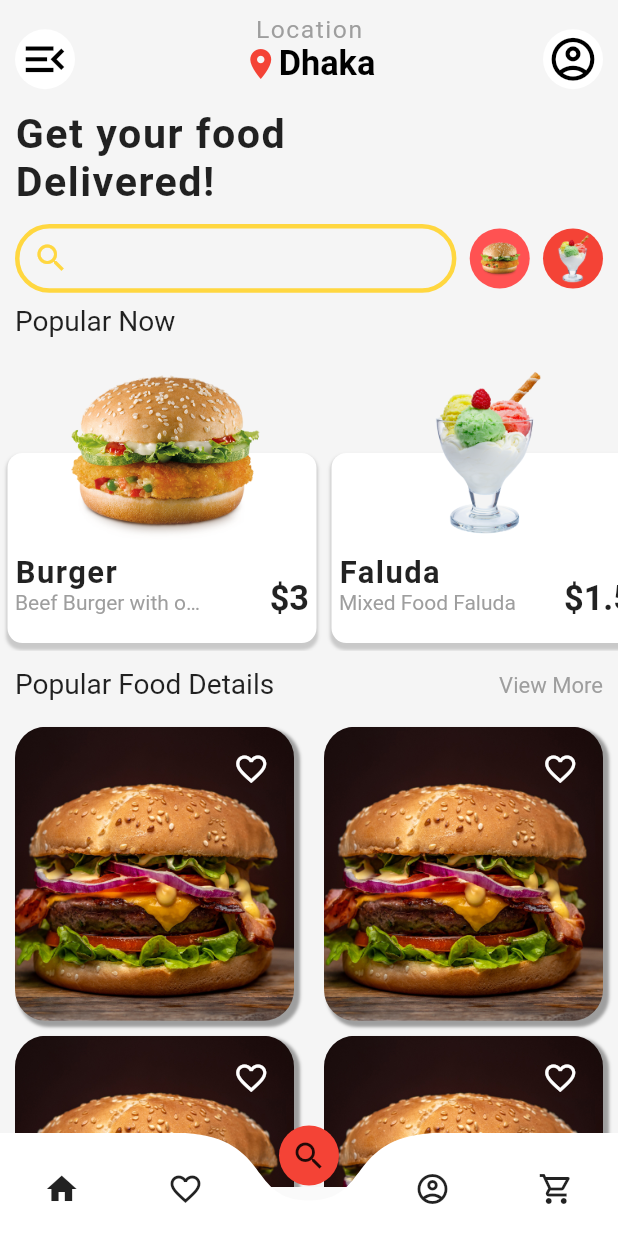
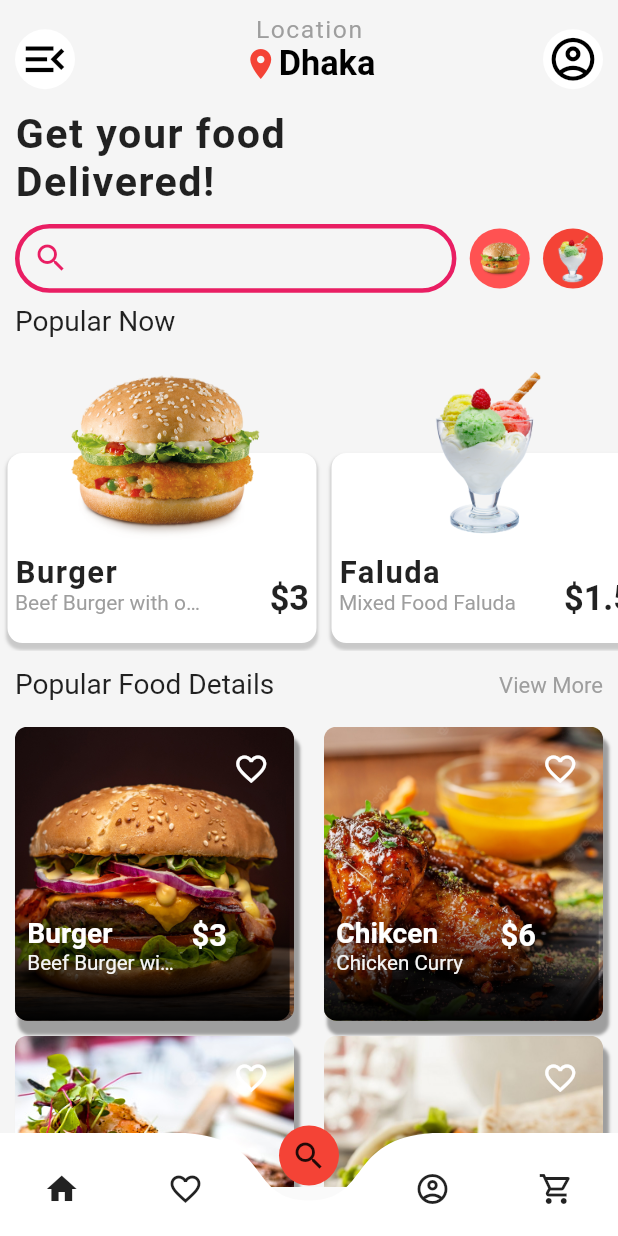
Before and after one commit to ridoy227/food_app, a Flutter app: the screen it shows after launch, after a tap on "Get Started", on a phone screen of 412 x 824 dp. Run offline on Flutter 3.47's test engine with Material 2 defaults, Android fonts, the phone set to English and light mode, and no system bars; drawn by our look-alikes of curved_navigation_bar; our stand-ins replace get; Roboto replaces fonts that are missing (dashboard).

Commit message:
UI udated

```diff
--- a/lib/controllers/searchpage_controller.dart
+++ b/lib/controllers/searchpage_controller.dart
@@ -9,6 +9,13 @@ class SearchPageController extends GetxController{
     PopularItems(AssetsLink().pastaicon, 'Pasta', 'Maxican Pasta', '6', '4.5'),
     PopularItems(AssetsLink().pizzaicon, 'Slice Pizza', 'Vagitable Pizza ', '1.8', '4.5'),
   ];
+  final List<PopularItems> popularfooddetails = [
+    PopularItems(AssetsLink().burgerimage, 'Burger', 'Beef Burger with onion', '3', '4.5'),
+    PopularItems(AssetsLink().chickenimage, 'Chikcen', 'Chicken Curry', '6', '4.5'),
+    PopularItems(AssetsLink().srimpimage, 'Srimp', 'Srimp Items', '1.8', '4.5'),
+    PopularItems(AssetsLink().swarmaimage, 'Swarma', 'Chicken Swarma with vagitable', '3', '4.5')
+  ];
+
 
 
 
--- a/lib/views/widgets/popular_Items_screen.dart
+++ b/lib/views/widgets/popular_Items_screen.dart
@@ -1,4 +1,5 @@
 import 'package:flutter/material.dart';
+import 'package:food_app/views/pages/item_details_page.dart';
 import 'package:get/get.dart';
 
 import '../../controllers/searchpage_controller.dart';
@@ -16,7 +17,22 @@ class PopularItemsScreen extends StatelessWidget {
         scrollDirection: Axis.horizontal,
         itemCount: _searchPageController.popularitems.length,
         itemBuilder: ((context, index) {
-          return Padding(
+          return InkWell(
+             onTap: (){
+              final myist = [
+              _searchPageController.popularitems[index].title,
+              _searchPageController.popularitems[index].description,
+              _searchPageController.popularitems[index].imglink,
+              _searchPageController.popularitems[index].price,
+              _searchPageController.popularitems[index].ranking
+
+               ];
+
+
+                    Get.to( ItemDetails(), arguments: myist);
+
+                  },
+            child: Padding(
               padding: const EdgeInsets.all(5),
               child: Stack(
                 children: [
@@ -101,13 +117,17 @@ class PopularItemsScreen extends StatelessWidget {
 
 
 
+                      child: Hero(
+                        tag: _searchPageController.popularitems[index].imglink,
                         child: Image.asset(_searchPageController.popularitems[index].imglink,
                         fit: BoxFit.fitHeight,
+                        ),
                       ),
                     )
                     )
 
                 ],
+              ),
             ),
           );
         })
--- a/lib/views/widgets/popular_food_details.dart
+++ b/lib/views/widgets/popular_food_details.dart
@@ -11,9 +11,12 @@ class PopularFoodDetailsGrid extends StatelessWidget {
   @override
   Widget build(BuildContext context) {
     return Container(
+
+
+
       height: Get.height,
       child: GridView.builder(
-                        itemCount: _searchPageController.popularitems.length,
+                        itemCount: _searchPageController.popularfooddetails.length,
                         gridDelegate: const SliverGridDelegateWithFixedCrossAxisCount(
                           crossAxisCount: 2,
 
@@ -32,27 +35,114 @@ class PopularFoodDetailsGrid extends StatelessWidget {
                               children: [
                                 Container(
                                   decoration: BoxDecoration(
-                                    borderRadius: BorderRadius.circular(Get.width/20),
-                                    boxShadow: [
+
+
+
+                                    borderRadius: BorderRadius.circular(Get.width/50),
+                                    boxShadow: const [
                                       BoxShadow(
                                         blurRadius: 1,
                                         color: Colors.grey,
                                         spreadRadius: 1,
-                                        offset: Offset(3, 3)
+                                        offset: Offset(3, 8)
                                       )
                                     ]
                                   ),
                                   height: Get.height/3.8,
                                   child: ClipRRect(
-                                    borderRadius: BorderRadius.circular(Get.width/20),
+                                    borderRadius: BorderRadius.circular(Get.width/50),
 
-                                    child: Image.asset(AssetsLink().burgerimage, fit: BoxFit.fitHeight,)),
+                                    child: Image.asset(_searchPageController.popularfooddetails[index].imglink, fit: BoxFit.fitHeight,)),
                                 ),
                                 Positioned(
                                   top: Get.width/25,
                                   right: Get.width/25,
                                   child: Icon(Icons.favorite_border, color: Colors.white,)
-                                )
+                                ),
+
+
+                                Positioned(
+                                  bottom: 0,
+                                  child: Container(
+
+
+                                   height: Get.height/10,
+                                   width: Get.width/2.25,
+                                   decoration:BoxDecoration(
+                                   borderRadius:  BorderRadius.circular(Get.width/50),
+
+                                    gradient: LinearGradient(
+                  begin: Alignment.topCenter,
+                  end: Alignment.bottomCenter,
+                  colors: [
+                    Colors.black.withOpacity(0.0),
+                    Colors.black,
+                  ],
+                  stops: [
+                    0.0,
+                    1.0
+                  ])
+                                   ) ,
+
+                                  )
+                                ),
+                                Positioned(
+
+                                  bottom: 0,
+                                  child:  Container(
+
+
+                                      height: Get.height/12,
+
+
+                                      child: Row(
+                                        crossAxisAlignment: CrossAxisAlignment.center,
+                                        children: [
+                                          Container(
+                                            padding:  EdgeInsets.symmetric(
+                                      horizontal: Get.width/50
+                                    ),
+                                            height: Get.height/10,
+                                            width: Get.width/3.5,
+
+                                            child: Column(
+                                              crossAxisAlignment: CrossAxisAlignment.start,
+                                              children: [
+                                                Text(_searchPageController.popularfooddetails[index].title, style: TextStyle(
+                                                  fontFamily: 'dashboard',
+                                                  fontSize: Get.width/22,
+                                                  fontWeight: FontWeight.bold,
+                                                  color: Colors.white
+                                                  ),overflow: TextOverflow.ellipsis, ),
+                                                Text(_searchPageController.popularfooddetails[index].description,style: TextStyle(
+                                                  fontFamily: 'dashboard',
+                                                  fontSize: Get.width/30,
+                                                  color: Colors.grey[100]
+                                                  ),overflow: TextOverflow.ellipsis,)
+                                              ],
+                                            ),
+                                          ),
+                                          SizedBox(
+
+
+                                            height: Get.height/10,
+
+
+
+                                            child: Text("\$${_searchPageController.popularfooddetails[index].price}", style: TextStyle(
+                                              fontFamily: 'dashboard',
+                                              fontSize: Get.width/20,
+                                              fontWeight: FontWeight.bold,
+                                              color: Colors.white
+                                              ),overflow: TextOverflow.ellipsis,),
+                                            )
+                                        ],
+                                      ),
+                                    ),
+
+                                ),
+
+
 
                               ],
                             ),
--- a/lib/views/widgets/search_bar.dart
+++ b/lib/views/widgets/search_bar.dart
@@ -8,7 +8,7 @@ class SearchBar extends StatelessWidget {
   @override
   Widget build(BuildContext context) {
     return Container(
-      padding: EdgeInsets.symmetric(
+      padding:const EdgeInsets.symmetric(
               horizontal: 10,
             ),
       height: Get.height/14,
@@ -17,7 +17,7 @@ class SearchBar extends StatelessWidget {
       child: Row(
         mainAxisAlignment: MainAxisAlignment.spaceBetween,
         children: [
-          Container(
+          SizedBox(
 
             height:Get.height/18,
             width: Get.width/1.4,
@@ -26,19 +26,19 @@ class SearchBar extends StatelessWidget {
               decoration: InputDecoration(
 
 
-               prefixIcon: Icon(Icons.search_outlined,color: Colors.amberAccent,),
+               prefixIcon: const Icon(Icons.search_outlined,color: Colors.pink,),
                 enabledBorder: OutlineInputBorder(
 
                   borderRadius: BorderRadius.circular(Get.width/5),
                   borderSide:const BorderSide(
-                    color: Colors.amberAccent,
+                    color: Colors.pink,
                     width: 3
                   )
                 ),
                 focusedBorder: OutlineInputBorder(
                   borderRadius: BorderRadius.circular(Get.width/5),
                   borderSide:const BorderSide(
-                    color: Colors.amberAccent,
+                    color: Colors.amber,
                     width: 3
                   )
                 ),
```
Also changed, not shown: lib/views/pages/item_details_page.dart (added, +141 -0 lines). Lines whose indentation alone changed are shown as unchanged.
